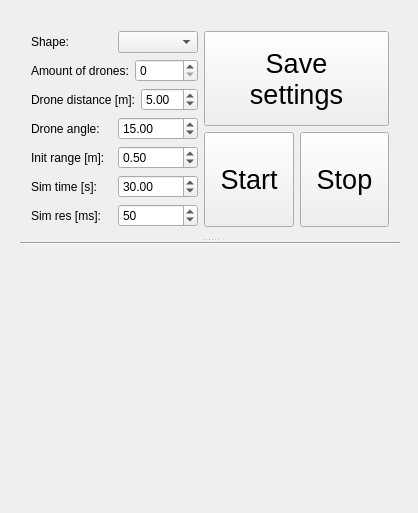
The window that catkin_ws/src/supervisor/src/View/mainwindow.ui (jlrandulfe/drone-swarm) describes before a commit, drawn with Qt 5.
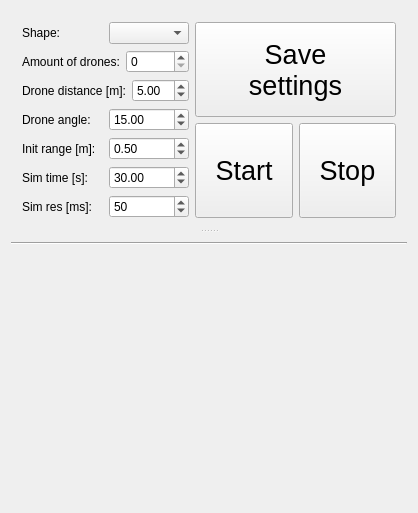
The same window after the commit.

Commit message: Implement "Killall" windows on close

What changed in the file:
```diff
--- a/catkin_ws/src/supervisor/src/View/mainwindow.ui
+++ b/catkin_ws/src/supervisor/src/View/mainwindow.ui
@@ -26,15 +26,8 @@
      <verstretch>0</verstretch>
     </sizepolicy>
    </property>
-   <widget class="QWidget" name="layoutWidget">
-    <property name="geometry">
-     <rect>
-      <x>9</x>
-      <y>9</y>
-      <width>402</width>
-      <height>270</height>
-     </rect>
-    </property>
+   <layout class="QVBoxLayout" name="verticalLayout_4">
+    <item>
     <layout class="QVBoxLayout" name="verticalLayout_3">
      <item>
       <widget class="QSplitter" name="splitter">
@@ -365,7 +358,8 @@
       </widget>
      </item>
     </layout>
-   </widget>
+    </item>
+   </layout>
   </widget>
  </widget>
  <layoutdefault spacing="6" margin="11"/>
```
Lines whose indentation alone changed are shown as unchanged. The commit also changes 3 other files.
